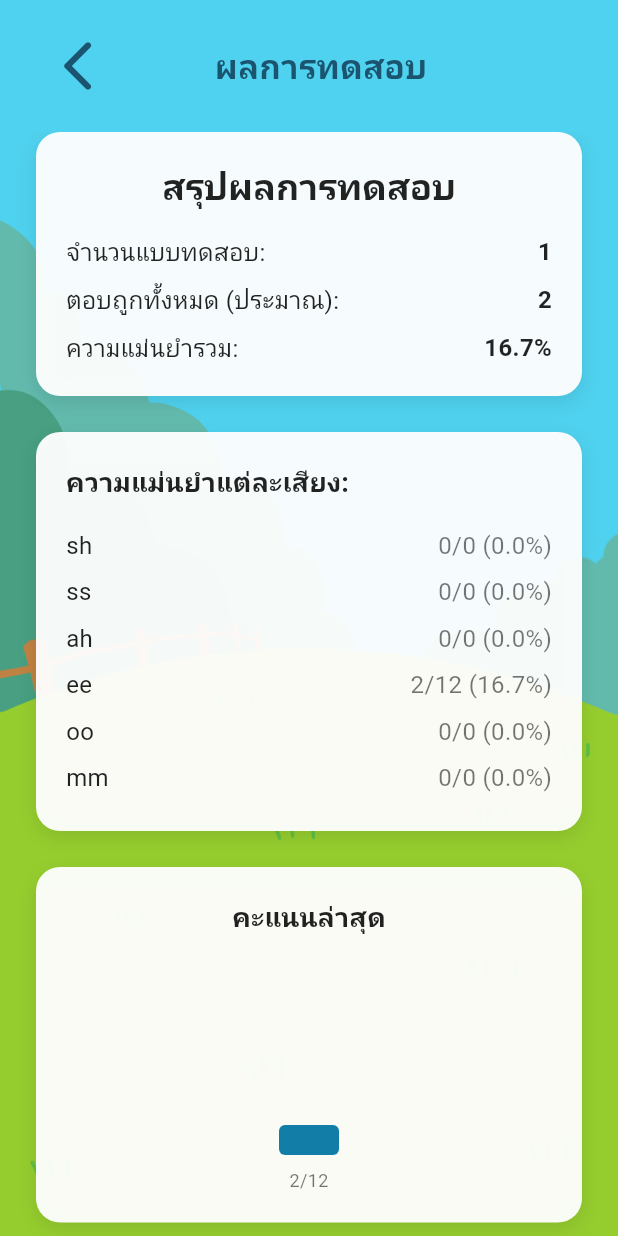
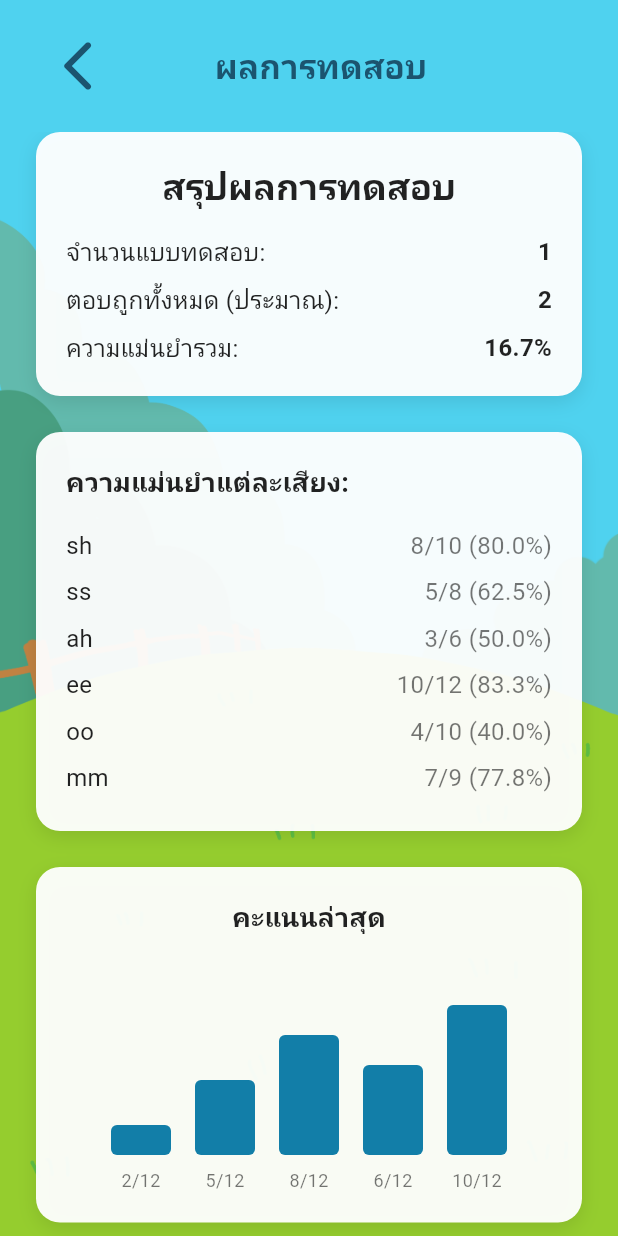
Before and after one commit to perpy3e/LingSix, a Flutter app: the DashboardPage screen opened by its route, on a phone screen of 412 x 824 dp. Run offline on Flutter 3.47's test engine with Material 3 defaults, Android fonts, the phone set to English and light mode, and no system bars; our stand-ins replace audioplayers, cloud_firestore, firebase_auth, firebase_core, flutter_signin_button, google_fonts and 2 more; missing offline and left inert: volume_controller; accounts and stored records are empty.

Commit message:
added mock data

```diff
--- a/lib/pages/dashboard/dashboard_page.dart
+++ b/lib/pages/dashboard/dashboard_page.dart
@@ -10,16 +10,20 @@ class DashboardPage extends StatelessWidget {
   final double overallAccuracy = 16.7;
 
   final Map<String, Map<String, dynamic>> perSoundAccuracy = const {
-    'sh': {'correct': 0, 'total': 0, 'percent': 0.0},
-    'ss': {'correct': 0, 'total': 0, 'percent': 0.0},
-    'ah': {'correct': 0, 'total': 0, 'percent': 0.0},
-    'ee': {'correct': 2, 'total': 12, 'percent': 16.7},
-    'oo': {'correct': 0, 'total': 0, 'percent': 0.0},
-    'mm': {'correct': 0, 'total': 0, 'percent': 0.0},
+    'sh': {'correct': 8, 'total': 10, 'percent': 80.0},
+    'ss': {'correct': 5, 'total': 8, 'percent': 62.5},
+    'ah': {'correct': 3, 'total': 6, 'percent': 50.0},
+    'ee': {'correct': 10, 'total': 12, 'percent': 83.3},
+    'oo': {'correct': 4, 'total': 10, 'percent': 40.0},
+    'mm': {'correct': 7, 'total': 9, 'percent': 77.8},
   };
 
   final List<Map<String, dynamic>> recentScores = const [
     {'correct': 2, 'total': 12},
+    {'correct': 5, 'total': 12},
+    {'correct': 8, 'total': 12},
+    {'correct': 6, 'total': 12},
+    {'correct': 10, 'total': 12},
   ];
 
   @override
```
